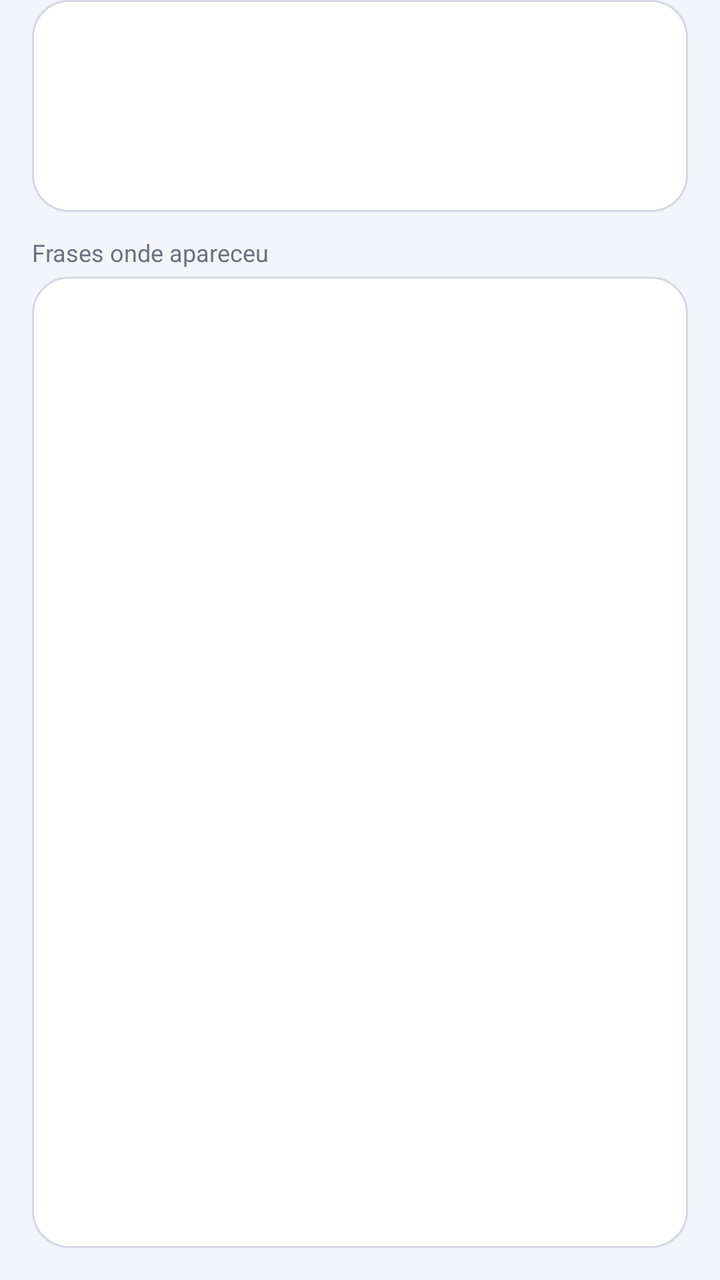
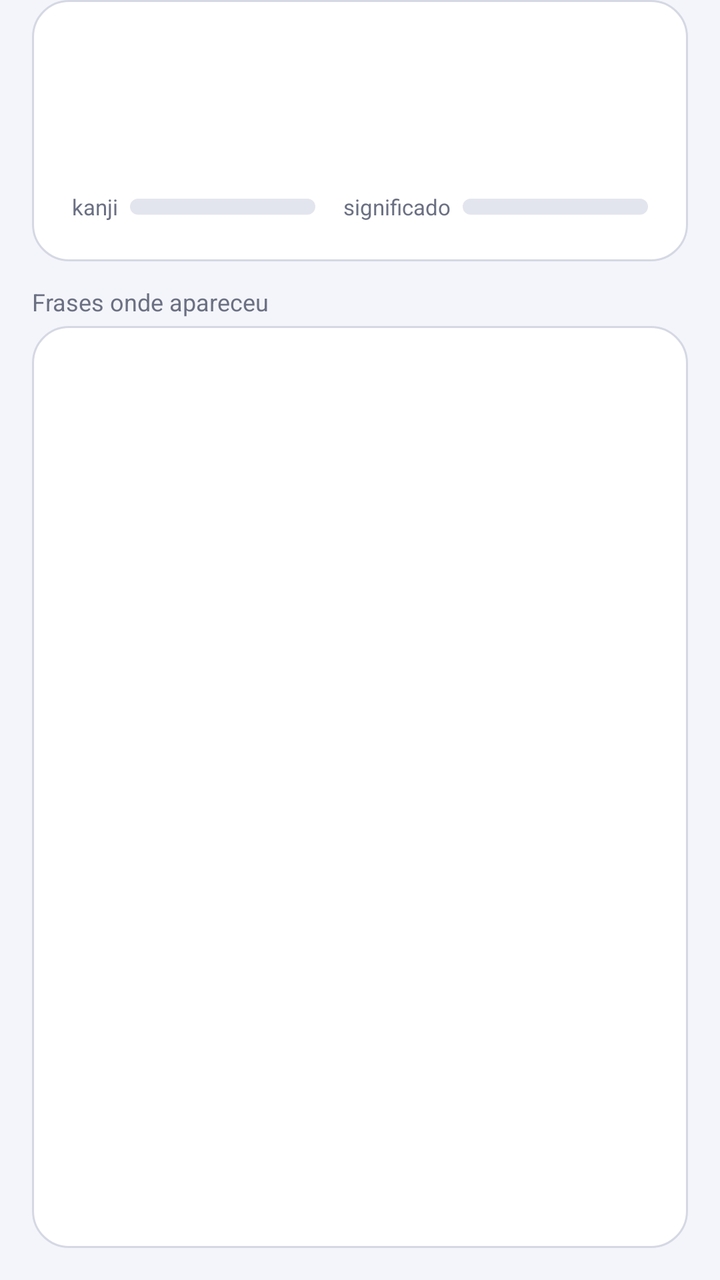

Compare the two renders of this Android layout. The source of the first and the diff that turns it into the second are given below.
<!-- AndroidManifest.xml: application theme Theme.LegendaJP -->
<!-- res/layout/activity_vocab_detail.xml -->
<?xml version="1.0" encoding="utf-8"?>
<LinearLayout xmlns:android="http://schemas.android.com/apk/res/android"
    android:layout_width="match_parent"
    android:layout_height="match_parent"
    android:orientation="vertical"
    android:paddingStart="16dp"
    android:paddingEnd="16dp"
    android:paddingBottom="16dp">

    <LinearLayout
        android:layout_width="match_parent"
        android:layout_height="wrap_content"
        android:orientation="vertical"
        android:background="@drawable/bg_card"
        android:padding="20dp">

        <LinearLayout
            android:layout_width="match_parent"
            android:layout_height="wrap_content"
            android:orientation="horizontal"
            android:gravity="bottom">

            <TextView
                android:id="@+id/base"
                android:layout_width="wrap_content"
                android:layout_height="wrap_content"
                android:textColor="@color/saved_word"
                android:textSize="32sp"
                android:textStyle="bold" />

            <TextView
                android:id="@+id/reading"
                android:layout_width="wrap_content"
                android:layout_height="wrap_content"
                android:layout_marginStart="12dp"
                android:paddingBottom="5dp"
                android:textColor="@color/text_secondary"
                android:textSize="16sp" />
        </LinearLayout>

        <TextView
            android:id="@+id/meta"
            android:layout_width="match_parent"
            android:layout_height="wrap_content"
            android:layout_marginTop="4dp"
            android:textColor="@color/text_secondary"
            android:textSize="14sp" />
    </LinearLayout>

    <TextView
        android:layout_width="match_parent"
        android:layout_height="wrap_content"
        android:layout_marginTop="12dp"
        android:layout_marginBottom="4dp"
        android:text="Frases onde apareceu"
        android:textColor="@color/text_secondary"
        android:textSize="12sp" />

    <ListView
        android:id="@+id/occ"
        android:layout_width="match_parent"
        android:layout_height="0dp"
        android:layout_weight="1"
        android:background="@drawable/bg_card"
        android:divider="@color/outline"
        android:dividerHeight="1dp"
        android:paddingTop="4dp"
        android:paddingBottom="4dp"
        android:clipToPadding="false" />
</LinearLayout>
<!-- resources referenced by this layout -->
<resources>
  <color name="outline">#D5D8E3</color>
  <color name="saved_word">#5B4FE8</color>
  <color name="text_secondary">#6B7083</color>
  <!-- drawable bg_card (drawable) -->
  <?xml version="1.0" encoding="utf-8"?>
  <shape xmlns:android="http://schemas.android.com/apk/res/android" android:shape="rectangle">
      <solid android:color="@color/card" />
      <stroke android:width="1dp" android:color="@color/outline" />
      <corners android:radius="18dp" />
  </shape>
  <style name="Theme.LegendaJP" parent="@android:style/Theme.DeviceDefault.DayNight">
          <item name="android:colorPrimary">@color/primary</item>
          <item name="android:colorAccent">@color/accent</item>
          <item name="android:windowBackground">@color/background</item>
          <item name="android:statusBarColor">@color/background</item>
          <item name="android:navigationBarColor">@color/background</item>
          <item name="android:windowLightStatusBar">true</item>
          <item name="android:windowLightNavigationBar">true</item>
          <item name="android:textColorPrimary">@color/text</item>
          <item name="android:textColorSecondary">@color/text_secondary</item>
          <item name="android:actionBarStyle">@style/LegendaJP.ActionBar</item>
      </style>
  <color name="card">#FFFFFF</color>
  <color name="primary">#1E2A5A</color>
  <color name="accent">#3D5AFE</color>
  <color name="background">#F4F5FA</color>
  <color name="text">#1A1C23</color>
  <style name="LegendaJP.ActionBar" parent="@android:style/Widget.DeviceDefault.ActionBar.Solid">
          <item name="android:background">@color/background</item>
          <item name="android:elevation">0dp</item>
          <item name="android:titleTextStyle">@style/LegendaJP.ActionBar.Title</item>
      </style>
  <style name="LegendaJP.ActionBar.Title" parent="@android:style/TextAppearance.DeviceDefault.Widget.ActionBar.Title">
          <item name="android:textColor">@color/text</item>
          <item name="android:textStyle">bold</item>
      </style>
</resources>

<!-- the commit's change to res/layout/activity_vocab_detail.xml (unified diff, before → after) -->
@@ -45,6 +45,19 @@
             android:layout_marginTop="4dp"
             android:textColor="@color/text_secondary"
             android:textSize="14sp" />
+
+        <LinearLayout
+            android:layout_width="match_parent"
+            android:layout_height="wrap_content"
+            android:layout_marginTop="10dp"
+            android:orientation="horizontal"
+            android:gravity="center_vertical">
+
+            <TextView android:layout_width="wrap_content" android:layout_height="wrap_content" android:text="kanji" android:textColor="@color/text_secondary" android:textSize="11sp" />
+            <ProgressBar android:id="@+id/barKanji" style="?android:attr/progressBarStyleHorizontal" android:layout_width="0dp" android:layout_height="8dp" android:layout_weight="1" android:layout_marginStart="6dp" android:layout_marginEnd="14dp" android:max="100" android:progressDrawable="@drawable/level_progress" />
+            <TextView android:layout_width="wrap_content" android:layout_height="wrap_content" android:text="significado" android:textColor="@color/text_secondary" android:textSize="11sp" />
+            <ProgressBar android:id="@+id/barMeaning" style="?android:attr/progressBarStyleHorizontal" android:layout_width="0dp" android:layout_height="8dp" android:layout_weight="1" android:layout_marginStart="6dp" android:max="100" android:progressDrawable="@drawable/level_progress" />
+        </LinearLayout>
     </LinearLayout>
 
     <TextView
<!-- resource entries referenced after the edit -->
@@ -10,6 +10,24 @@
       <stroke android:width="1dp" android:color="@color/outline" />
       <corners android:radius="18dp" />
   </shape>
+  <!-- drawable level_progress (drawable) -->
+  <?xml version="1.0" encoding="utf-8"?>
+  <layer-list xmlns:android="http://schemas.android.com/apk/res/android">
+      <item android:id="@android:id/background">
+          <shape android:shape="rectangle">
+              <solid android:color="@color/level_track" />
+              <corners android:radius="4dp" />
+          </shape>
+      </item>
+      <item android:id="@android:id/progress">
+          <clip>
+              <shape android:shape="rectangle">
+                  <solid android:color="@color/accent" />
+                  <corners android:radius="4dp" />
+              </shape>
+          </clip>
+      </item>
+  </layer-list>
   <style name="Theme.LegendaJP" parent="@android:style/Theme.DeviceDefault.DayNight">
           <item name="android:colorPrimary">@color/primary</item>
           <item name="android:colorAccent">@color/accent</item>
@@ -23,6 +41,7 @@
           <item name="android:actionBarStyle">@style/LegendaJP.ActionBar</item>
       </style>
   <color name="card">#FFFFFF</color>
+  <color name="level_track">#E3E5EE</color>
   <color name="primary">#1E2A5A</color>
   <color name="accent">#3D5AFE</color>
   <color name="background">#F4F5FA</color>
